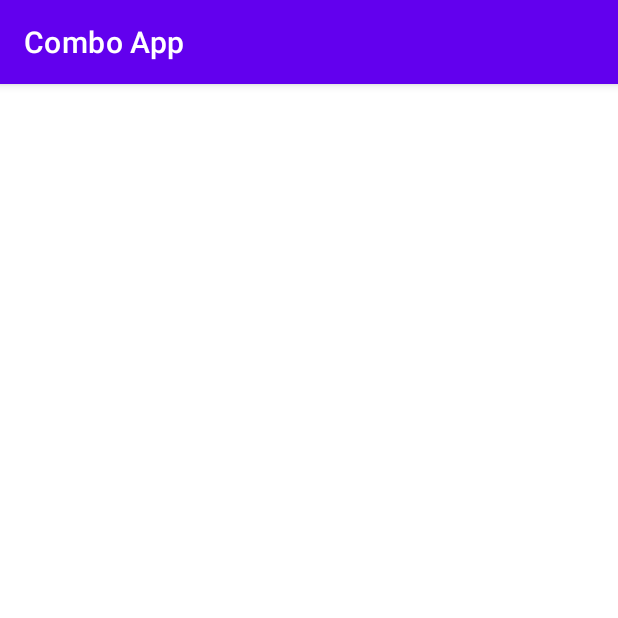
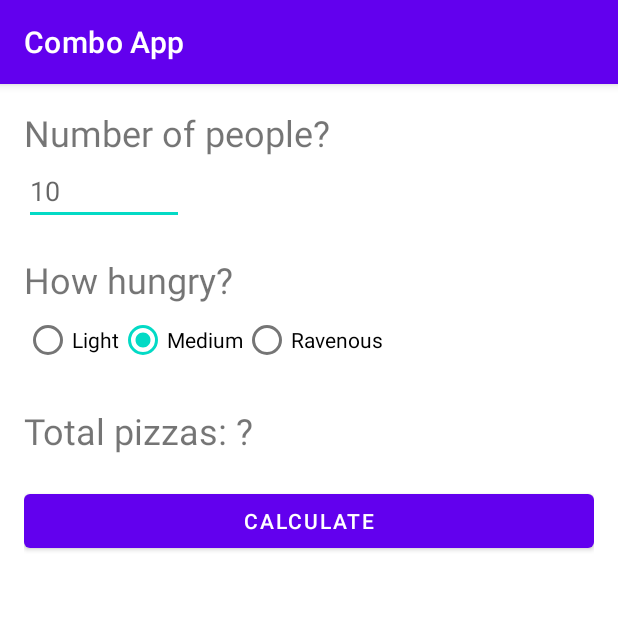
Before and after one commit to GU-App-Development/homework-3-NisaMeshal, an Android app: the PizzaParty screen opened directly, with no data from a screen before it, on a phone screen of 412 x 824 dp, the top half of it. Run offline under Robolectric (Android 15) with nearby library versions, the phone set to English and light mode, and no system bars.

Commit message:
view for pizza party

```diff
--- a/app/src/main/res/layout/activity_main.xml
+++ b/app/src/main/res/layout/activity_main.xml
@@ -5,32 +5,25 @@
     android:layout_width="match_parent"
     android:layout_height="match_parent"
     android:orientation="vertical"
+    android:gravity="center"
     android:paddingBottom="16dp"
     android:paddingLeft="16dp"
     android:paddingRight="16dp"
     android:paddingTop="16dp"
-    tools:context="com.hw3.comboapp.MainActivity">
-
-    <TextView
-        android:id="@+id/label"
-        style="@style/banner"
-        android:layout_width="match_parent"
-        android:layout_height="50dp"
-        android:textColor="#5E35B1" />
+    tools:context="com.hw3.comboapp.MainActivity"
+    >
 
     <Button
         android:id="@+id/pizza_app"
         style="@style/button"
         android:onClick="onPizzaClick"
-        android:text="@string/pizza_party"
-        android:textColor="#5E35B1" />
+        android:text="@string/pizza_party"/>
 
     <Button
         android:id="@+id/lightsout_app"
         style="@style/button"
         android:layout_marginTop="20dp"
         android:onClick="onLightsoutClick"
-        android:text="@string/lights_out"
-        android:textColor="#5E35B1" />
+        android:text="@string/lights_out"/>
 
 </LinearLayout>
--- a/app/src/main/res/layout/activity_pizza_party.xml
+++ b/app/src/main/res/layout/activity_pizza_party.xml
@@ -1,9 +1,76 @@
 <?xml version="1.0" encoding="utf-8"?>
-<androidx.constraintlayout.widget.ConstraintLayout xmlns:android="http://schemas.android.com/apk/res/android"
-    xmlns:app="http://schemas.android.com/apk/res-auto"
+<LinearLayout xmlns:android="http://schemas.android.com/apk/res/android"
     xmlns:tools="http://schemas.android.com/tools"
+    android:id="@+id/activity_main"
     android:layout_width="match_parent"
     android:layout_height="match_parent"
-    tools:context=".PizzaParty">
+    android:orientation="vertical"
+    android:paddingBottom="16dp"
+    android:paddingLeft="16dp"
+    android:paddingRight="16dp"
+    android:paddingTop="16dp"
+    tools:context="com.hw3.comboapp.PizzaParty">
 
-</androidx.constraintlayout.widget.ConstraintLayout>
+    <TextView
+        android:layout_width="wrap_content"
+        android:layout_height="wrap_content"
+        android:text="@string/number_of_people"
+        android:textSize="24sp"
+        android:labelFor="@id/num_attend_edit_text" />
+
+    <EditText
+        android:id="@+id/num_attend_edit_text"
+        android:layout_width="wrap_content"
+        android:layout_height="wrap_content"
+        android:inputType="number"
+        android:ems="5"
+        android:importantForAutofill="no"
+        android:hint="@string/_10" />
+
+    <TextView
+        android:layout_width="wrap_content"
+        android:layout_height="wrap_content"
+        android:layout_marginTop="20dp"
+        android:text="@string/how_hungry"
+        android:textSize="24sp"
+        android:labelFor="@id/hungry_radio_group" />
+
+    <RadioGroup
+        android:id="@+id/hungry_radio_group"
+        android:layout_width="fill_parent"
+        android:layout_height="wrap_content"
+        android:orientation="horizontal">
+        <RadioButton
+            android:id="@+id/light_radio_button"
+            android:text="@string/light"
+            android:layout_width="wrap_content"
+            android:layout_height="wrap_content" />
+        <RadioButton
+            android:id="@+id/medium_radio_button"
+            android:text="@string/medium"
+            android:layout_width="wrap_content"
+            android:layout_height="wrap_content"
+            android:checked="true" />
+        <RadioButton
+            android:id="@+id/ravenous_radio_button"
+            android:text="@string/ravenous"
+            android:layout_width="wrap_content"
+            android:layout_height="wrap_content" />
+    </RadioGroup>
+
+    <TextView
+        android:id="@+id/num_pizzas_text_view"
+        android:text="@string/total_pizzas"
+        android:layout_width="wrap_content"
+        android:layout_height="wrap_content"
+        android:layout_marginTop="20dp"
+        android:textSize="24sp"/>
+
+    <Button
+        android:id="@+id/calc_button"
+        android:text="@string/calculate"
+        android:layout_width="match_parent"
+        android:layout_height="wrap_content"
+        android:layout_marginTop="20dp"
+        android:onClick="calculateClick" />
+</LinearLayout>
--- a/app/src/main/res/values/strings.xml
+++ b/app/src/main/res/values/strings.xml
@@ -2,4 +2,12 @@
     <string name="app_name">Combo App</string>
     <string name="pizza_party">Pizza Party</string>
     <string name="lights_out">Lights Out</string>
+    <string name="number_of_people">Number of people?</string>
+    <string name="_10">10</string>
+    <string name="how_hungry">How hungry?</string>
+    <string name="light">Light</string>
+    <string name="medium">Medium</string>
+    <string name="ravenous">Ravenous</string>
+    <string name="total_pizzas">Total pizzas: ?</string>
+    <string name="calculate">Calculate</string>
 </resources>
--- a/app/src/main/res/values/themes.xml
+++ b/app/src/main/res/values/themes.xml
@@ -14,16 +14,6 @@
     <!-- Customize your theme here. -->
 </style>
 
-<style name="banner">
-    <item name="android:textAlignment">center</item>
-    <item name="android:text">@string/app_name</item>
-    <item name="android:textSize">30sp</item>
-    <item name="android:background">@color/purple_200</item>
-    <item name="android:gravity">center</item>
-    <item name="android:textColor">@color/white</item>
-    <item name="android:layout_marginBottom">100dp</item>
-</style>
-
 <style name="button">
     <item name="android:layout_width">200dp</item>
     <item name="android:layout_height">50dp</item>
@@ -32,7 +22,7 @@
     <item name="android:textColor">@color/white</item>
     <item name="android:textAlignment">center</item>
     <item name="android:gravity">center</item>
-    <item name="android:layout_gravity">center</item>
+<!--    <item name="android:layout_gravity">center</item>-->
     <item name="android:background">@color/purple_200</item>
 </style>
 </resources>
```
